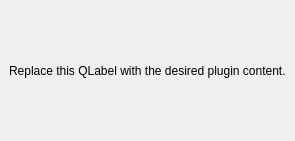
This is geosys/ui/templates/geosys_dockwidget_base.ui in earthdaily/qgis-plugin as Qt 5 draws it before an edit. The edited form follows.
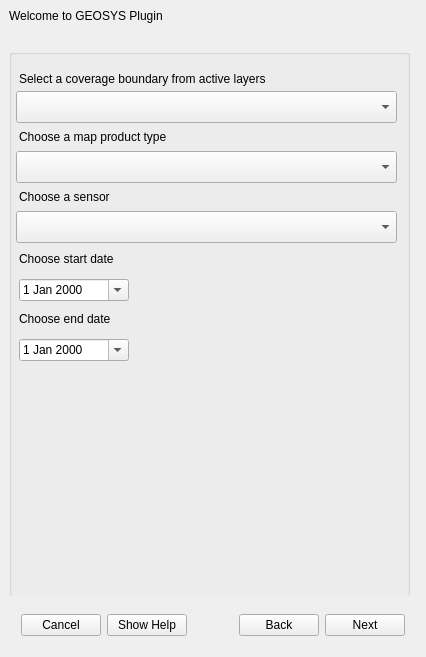
This is the edited form. Custom widgets are drawn as their Qt base class.

Commit message: add geosys dock base ui

What changed in the file:
```diff
--- a/geosys/ui/templates/geosys_dockwidget_base.ui
+++ b/geosys/ui/templates/geosys_dockwidget_base.ui
@@ -6,10 +6,16 @@
    <rect>
     <x>0</x>
     <y>0</y>
-    <width>232</width>
-    <height>141</height>
+    <width>426</width>
+    <height>657</height>
    </rect>
   </property>
+  <property name="minimumSize">
+   <size>
+    <width>426</width>
+    <height>452</height>
+   </size>
+  </property>
   <property name="windowTitle">
    <string>GEOSYS Plugin</string>
   </property>
@@ -18,13 +24,371 @@
     <item row="0" column="0">
      <widget class="QLabel" name="label">
       <property name="text">
-       <string>Replace this QLabel with the desired plugin content.</string>
+       <string>Welcome to GEOSYS Plugin</string>
       </property>
      </widget>
     </item>
+    <item row="3" column="0">
+     <layout class="QHBoxLayout" name="horizontal_layout_button">
+      <property name="leftMargin">
+       <number>12</number>
+      </property>
+      <property name="topMargin">
+       <number>12</number>
+      </property>
+      <property name="rightMargin">
+       <number>12</number>
+      </property>
+      <property name="bottomMargin">
+       <number>12</number>
+      </property>
+      <item>
+       <widget class="QPushButton" name="cancel_push_button">
+        <property name="text">
+         <string>Cancel</string>
+        </property>
+        <property name="autoDefault">
+         <bool>false</bool>
+        </property>
+       </widget>
+      </item>
+      <item>
+       <widget class="QPushButton" name="help_push_button">
+        <property name="text">
+         <string>Show Help</string>
+        </property>
+        <property name="autoDefault">
+         <bool>false</bool>
+        </property>
+       </widget>
+      </item>
+      <item>
+       <spacer name="horizontal_spacer">
+        <property name="orientation">
+         <enum>Qt::Horizontal</enum>
+        </property>
+        <property name="sizeHint" stdset="0">
+         <size>
+          <width>40</width>
+          <height>20</height>
+         </size>
+        </property>
+       </spacer>
+      </item>
+      <item>
+       <widget class="QPushButton" name="back_push_button">
+        <property name="text">
+         <string>Back</string>
+        </property>
+        <property name="autoDefault">
+         <bool>false</bool>
+        </property>
+       </widget>
+      </item>
+      <item>
+       <widget class="QPushButton" name="next_push_button">
+        <property name="text">
+         <string>Next</string>
+        </property>
+        <property name="autoDefault">
+         <bool>false</bool>
+        </property>
+        <property name="default">
+         <bool>false</bool>
+        </property>
+       </widget>
+      </item>
+     </layout>
+    </item>
+    <item row="1" column="0">
+     <widget class="QStackedWidget" name="stacked_widget">
+      <property name="currentIndex">
+       <number>0</number>
+      </property>
+      <widget class="QWidget" name="coverage_form_page">
+       <property name="minimumSize">
+        <size>
+         <width>0</width>
+         <height>0</height>
+        </size>
+       </property>
+       <widget class="QGroupBox" name="group_box">
+        <property name="geometry">
+         <rect>
+          <x>0</x>
+          <y>20</y>
+          <width>401</width>
+          <height>561</height>
+         </rect>
+        </property>
+        <property name="minimumSize">
+         <size>
+          <width>0</width>
+          <height>0</height>
+         </size>
+        </property>
+        <property name="maximumSize">
+         <size>
+          <width>524287</width>
+          <height>524287</height>
+         </size>
+        </property>
+        <property name="autoFillBackground">
+         <bool>false</bool>
+        </property>
+        <property name="title">
+         <string/>
+        </property>
+        <widget class="QLabel" name="start_date_label">
+         <property name="geometry">
+          <rect>
+           <x>10</x>
+           <y>200</y>
+           <width>381</width>
+           <height>20</height>
+          </rect>
+         </property>
+         <property name="text">
+          <string>Choose start date</string>
+         </property>
+        </widget>
+        <widget class="QDateEdit" name="start_date_edit">
+         <property name="geometry">
+          <rect>
+           <x>10</x>
+           <y>230</y>
+           <width>110</width>
+           <height>22</height>
+          </rect>
+         </property>
+         <property name="wrapping">
+          <bool>false</bool>
+         </property>
+         <property name="buttonSymbols">
+          <enum>QAbstractSpinBox::UpDownArrows</enum>
+         </property>
+         <property name="calendarPopup">
+          <bool>true</bool>
+         </property>
+        </widget>
+        <widget class="QLabel" name="end_date_label">
+         <property name="geometry">
+          <rect>
+           <x>10</x>
+           <y>260</y>
+           <width>381</width>
+           <height>20</height>
+          </rect>
+         </property>
+         <property name="text">
+          <string>Choose end date</string>
+         </property>
+        </widget>
+        <widget class="QDateEdit" name="end_date_edit">
+         <property name="geometry">
+          <rect>
+           <x>10</x>
+           <y>290</y>
+           <width>110</width>
+           <height>22</height>
+          </rect>
+         </property>
+         <property name="calendarPopup">
+          <bool>true</bool>
+         </property>
+        </widget>
+        <widget class="QLabel" name="geometry_label">
+         <property name="geometry">
+          <rect>
+           <x>10</x>
+           <y>20</y>
+           <width>371</width>
+           <height>20</height>
+          </rect>
+         </property>
+         <property name="text">
+          <string>Select a coverage boundary from active layers</string>
+         </property>
+        </widget>
+        <widget class="QComboBox" name="map_product_combo_box">
+         <property name="geometry">
+          <rect>
+           <x>7</x>
+           <y>102</y>
+           <width>381</width>
+           <height>32</height>
+          </rect>
+         </property>
+         <property name="insertPolicy">
+          <enum>QComboBox::InsertAlphabetically</enum>
+         </property>
+        </widget>
+        <widget class="QLabel" name="map_product_label">
+         <property name="geometry">
+          <rect>
+           <x>10</x>
+           <y>80</y>
+           <width>371</width>
+           <height>16</height>
+          </rect>
+         </property>
+         <property name="text">
+          <string>Choose a map product type</string>
+         </property>
+        </widget>
+        <widget class="QComboBox" name="geometry_combo_box">
+         <property name="geometry">
+          <rect>
+           <x>7</x>
+           <y>42</y>
+           <width>381</width>
+           <height>32</height>
+          </rect>
+         </property>
+         <property name="insertPolicy">
+          <enum>QComboBox::InsertAlphabetically</enum>
+         </property>
+        </widget>
+        <widget class="QLabel" name="sensor_label">
+         <property name="geometry">
+          <rect>
+           <x>10</x>
+           <y>140</y>
+           <width>371</width>
+           <height>16</height>
+          </rect>
+         </property>
+         <property name="text">
+          <string>Choose a sensor</string>
+         </property>
+        </widget>
+        <widget class="QComboBox" name="sensor_combo_box">
+         <property name="geometry">
+          <rect>
+           <x>7</x>
+           <y>162</y>
+           <width>381</width>
+           <height>32</height>
+          </rect>
+         </property>
+         <property name="insertPolicy">
+          <enum>QComboBox::InsertAlphabetically</enum>
+         </property>
+        </widget>
+       </widget>
+      </widget>
+      <widget class="QWidget" name="coverage_result_page">
+       <widget class="QWidget" name="layoutWidget_2">
+        <property name="geometry">
+         <rect>
+          <x>15</x>
+          <y>24</y>
+          <width>371</width>
+          <height>501</height>
+         </rect>
+        </property>
+        <layout class="QVBoxLayout" name="coverage_result_vertical_layout">
+         <property name="spacing">
+          <number>6</number>
+         </property>
+         <property name="bottomMargin">
+          <number>0</number>
+         </property>
+         <item>
+          <widget class="QgsFilterLineEdit" name="coverage_result_search">
+           <property name="toolTip">
+            <string>Enter part of service's name</string>
+           </property>
+          </widget>
+         </item>
+         <item>
+          <widget class="QListWidget" name="coverage_result_list">
+           <property name="sizePolicy">
+            <sizepolicy hsizetype="Expanding" vsizetype="Expanding">
+             <horstretch>0</horstretch>
+             <verstretch>0</verstretch>
+            </sizepolicy>
+           </property>
+           <property name="alternatingRowColors">
+            <bool>true</bool>
+           </property>
+           <property name="iconSize">
+            <size>
+             <width>24</width>
+             <height>24</height>
+            </size>
+           </property>
+          </widget>
+         </item>
+        </layout>
+       </widget>
+      </widget>
+      <widget class="QWidget" name="map_creation_page">
+       <widget class="QGroupBox" name="map_format_group">
+        <property name="geometry">
+         <rect>
+          <x>11</x>
+          <y>420</y>
+          <width>379</width>
+          <height>91</height>
+         </rect>
+        </property>
+        <property name="title">
+         <string>Map Format</string>
+        </property>
+        <widget class="QRadioButton" name="raster_radio_button">
+         <property name="geometry">
+          <rect>
+           <x>20</x>
+           <y>30</y>
+           <width>97</width>
+           <height>20</height>
+          </rect>
+         </property>
+         <property name="text">
+          <string>Raster</string>
+         </property>
+        </widget>
+        <widget class="QRadioButton" name="vecto_radio_button">
+         <property name="geometry">
+          <rect>
+           <x>20</x>
+           <y>60</y>
+           <width>97</width>
+           <height>20</height>
+          </rect>
+         </property>
+         <property name="text">
+          <string>Vector</string>
+         </property>
+        </widget>
+       </widget>
+       <widget class="QGroupBox" name="parameters_group">
+        <property name="geometry">
+         <rect>
+          <x>11</x>
+          <y>20</y>
+          <width>379</width>
+          <height>401</height>
+         </rect>
+        </property>
+        <property name="title">
+         <string>Parameters</string>
+        </property>
+       </widget>
+      </widget>
+     </widget>
+    </item>
    </layout>
   </widget>
  </widget>
+ <customwidgets>
+  <customwidget>
+   <class>QgsFilterLineEdit</class>
+   <extends>QLineEdit</extends>
+   <header>qgis.gui</header>
+  </customwidget>
+ </customwidgets>
  <resources/>
  <connections/>
 </ui>
```
Left out of the diff: 2 changed lines with no effect on the pictures.
